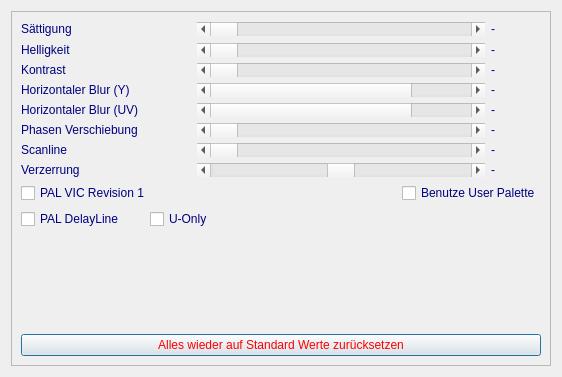
Before: the Qt Designer form src/video_crt_setup_window.ui in ThKattanek/emu64, drawn with Qt 5.
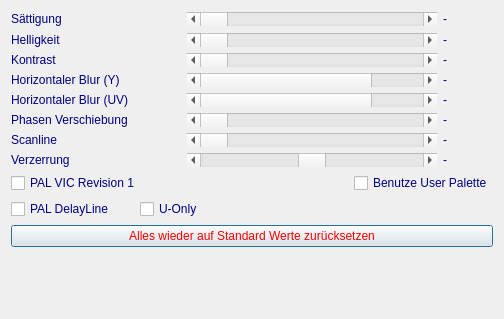
After: the same form once the commit is applied.

Commit message: fixed video crt window

What changed in the file:
```diff
--- a/src/video_crt_setup_window.ui
+++ b/src/video_crt_setup_window.ui
@@ -9,8 +9,8 @@
    <rect>
     <x>0</x>
     <y>0</y>
-    <width>562</width>
-    <height>377</height>
+    <width>502</width>
+    <height>319</height>
    </rect>
   </property>
   <property name="sizePolicy">
@@ -40,21 +40,6 @@
   <property name="modal">
    <bool>false</bool>
   </property>
-  <layout class="QGridLayout" name="gridLayout">
-   <item row="0" column="0">
-    <widget class="QScrollArea" name="scrollArea">
-     <property name="widgetResizable">
-      <bool>true</bool>
-     </property>
-     <widget class="QWidget" name="scrollAreaWidgetContents">
-      <property name="geometry">
-       <rect>
-        <x>0</x>
-        <y>0</y>
-        <width>542</width>
-        <height>357</height>
-       </rect>
-      </property>
       <layout class="QVBoxLayout" name="verticalLayout">
        <item>
         <layout class="QHBoxLayout" name="horizontalLayout">
@@ -100,6 +85,12 @@
              <verstretch>0</verstretch>
             </sizepolicy>
            </property>
+       <property name="minimumSize">
+        <size>
+         <width>250</width>
+         <height>0</height>
+        </size>
+       </property>
            <property name="focusPolicy">
             <enum>Qt::StrongFocus</enum>
            </property>
@@ -176,6 +167,12 @@
              <verstretch>0</verstretch>
             </sizepolicy>
            </property>
+       <property name="minimumSize">
+        <size>
+         <width>250</width>
+         <height>0</height>
+        </size>
+       </property>
            <property name="focusPolicy">
             <enum>Qt::StrongFocus</enum>
            </property>
@@ -254,6 +251,12 @@
              <verstretch>0</verstretch>
             </sizepolicy>
            </property>
+       <property name="minimumSize">
+        <size>
+         <width>250</width>
+         <height>0</height>
+        </size>
+       </property>
            <property name="focusPolicy">
             <enum>Qt::StrongFocus</enum>
            </property>
@@ -332,6 +335,12 @@
              <verstretch>0</verstretch>
             </sizepolicy>
            </property>
+       <property name="minimumSize">
+        <size>
+         <width>250</width>
+         <height>0</height>
+        </size>
+       </property>
            <property name="focusPolicy">
             <enum>Qt::StrongFocus</enum>
            </property>
@@ -407,6 +416,12 @@
              <verstretch>0</verstretch>
             </sizepolicy>
            </property>
+       <property name="minimumSize">
+        <size>
+         <width>250</width>
+         <height>0</height>
+        </size>
+       </property>
            <property name="focusPolicy">
             <enum>Qt::StrongFocus</enum>
            </property>
@@ -482,6 +497,12 @@
              <verstretch>0</verstretch>
             </sizepolicy>
            </property>
+       <property name="minimumSize">
+        <size>
+         <width>250</width>
+         <height>0</height>
+        </size>
+       </property>
            <property name="focusPolicy">
             <enum>Qt::StrongFocus</enum>
            </property>
@@ -554,6 +575,12 @@
              <verstretch>0</verstretch>
             </sizepolicy>
            </property>
+       <property name="minimumSize">
+        <size>
+         <width>250</width>
+         <height>0</height>
+        </size>
+       </property>
            <property name="focusPolicy">
             <enum>Qt::StrongFocus</enum>
            </property>
@@ -626,6 +653,12 @@
              <verstretch>0</verstretch>
             </sizepolicy>
            </property>
+       <property name="minimumSize">
+        <size>
+         <width>250</width>
+         <height>0</height>
+        </size>
+       </property>
            <property name="maximum">
             <number>200</number>
            </property>
@@ -759,19 +792,6 @@
          </item>
         </layout>
        </item>
-       <item>
-        <spacer name="verticalSpacer">
-         <property name="orientation">
-          <enum>Qt::Vertical</enum>
-         </property>
-         <property name="sizeHint" stdset="0">
-          <size>
-           <width>20</width>
-           <height>40</height>
-          </size>
-         </property>
-        </spacer>
-       </item>
        <item>
         <widget class="QPushButton" name="Reset">
          <property name="font">
@@ -791,9 +811,18 @@
          </property>
         </widget>
        </item>
-      </layout>
-     </widget>
-    </widget>
+   <item>
+    <spacer name="verticalSpacer">
+     <property name="orientation">
+      <enum>Qt::Vertical</enum>
+     </property>
+     <property name="sizeHint" stdset="0">
+      <size>
+       <width>20</width>
+       <height>40</height>
+      </size>
+     </property>
+    </spacer>
    </item>
   </layout>
  </widget>
```
Left out of the diff: 1 changed line with no effect on the pictures. Lines whose indentation alone changed are shown as unchanged.
